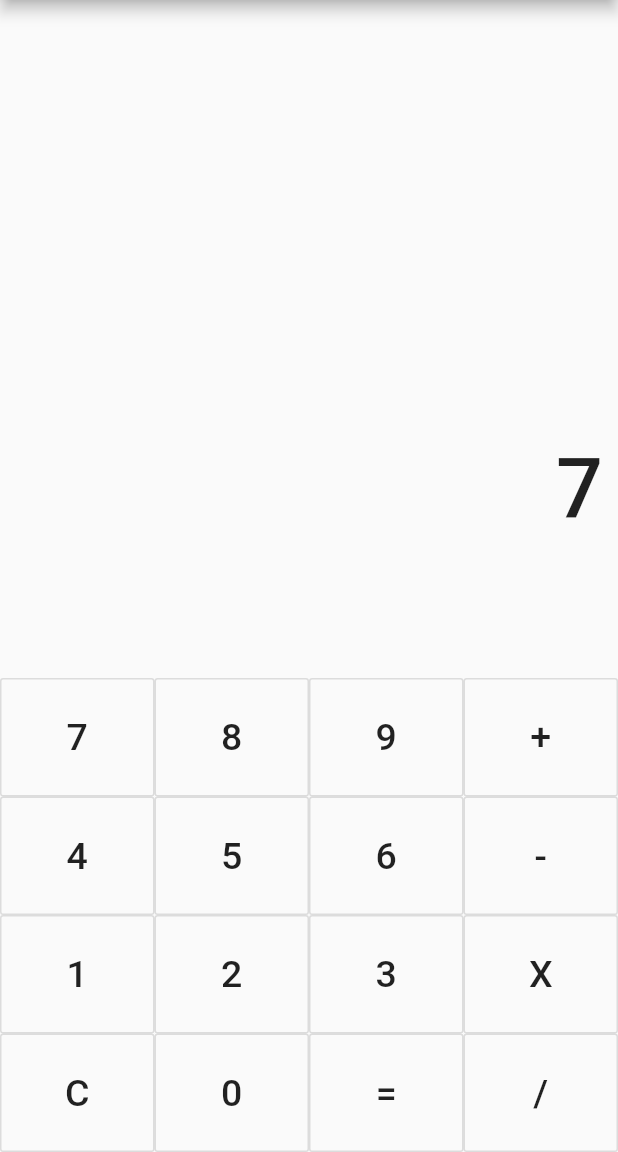
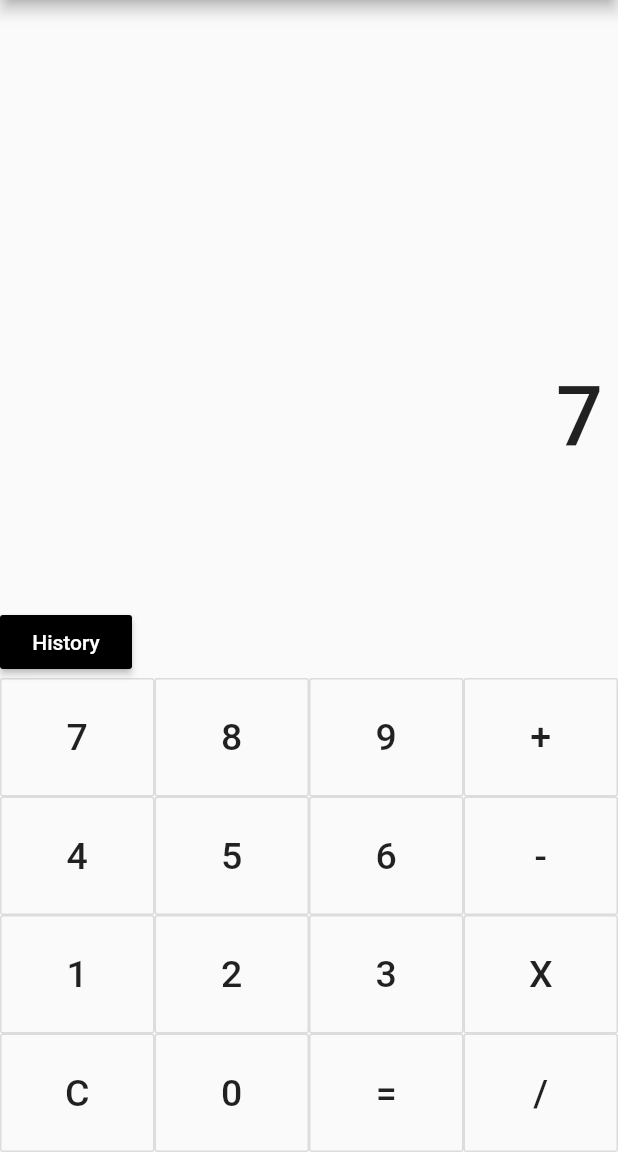
Before and after one commit to ReahaanSheriff/flutter_calculator, a Flutter app: the screen it shows after launch, after a tap on an icon or button, on a phone screen of 412 x 824 dp, the part 84-1236 px from its top. Run offline on Flutter 3.47's test engine with Material 2 defaults, Android fonts, the phone set to English and light mode, and no system bars; our stand-ins replace math_expressions.

Commit message:
added history button

```diff
--- a/lib/main.dart
+++ b/lib/main.dart
@@ -1,3 +1,4 @@
+//import 'dart:html';
 import 'package:flutter/material.dart';
 import 'package:math_expressions/math_expressions.dart';
 
@@ -65,6 +66,46 @@ class _HomePageState extends State<HomePage> {
                 ),
               ],
             ),
+            // Row(
+            //   children: <Widget>[
+            //     Expanded(
+            //       child: Container(
+            //         padding: EdgeInsets.all(10.0),
+            //         alignment: Alignment.bottomRight,
+            //         child: Text(
+            //           history,
+            //           style: TextStyle(
+            //             fontSize: 55.0,
+            //             fontWeight: FontWeight.w500,
+            //           ),
+            //         ),
+            //       ),
+            //     ),
+            //   ],
+            // ),
+            Row(
+              children: <Widget>[
+                Center(
+                  child: RaisedButton(
+                    child: Text(
+                      'History',
+                      style: TextStyle(
+                        color: Colors.white,
+                      ),
+                    ),
+                    color: Colors.black,
+                    onPressed: () {
+                      history = his;
+                      showDialog(
+                        context: context,
+                        builder: (BuildContext context) =>
+                            _buildPopupDialog(context),
+                      );
+                    },
+                  ),
+                ),
+              ],
+            ),
             Row(
               children: <Widget>[
                 // ignore: deprecated_member_use
@@ -108,6 +149,30 @@ class _HomePageState extends State<HomePage> {
     );
   }
 
+  Widget _buildPopupDialog(BuildContext context) {
+    return new AlertDialog(
+      title: const Text('History'),
+      content: new Column(
+        mainAxisSize: MainAxisSize.min,
+        crossAxisAlignment: CrossAxisAlignment.start,
+        children: <Widget>[
+          Text(history),
+        ],
+      ),
+      actions: <Widget>[
+        //customOutlineButton("His"),
+        new FlatButton(
+          onPressed: () {
+            history = his;
+            Navigator.of(context).pop();
+          },
+          textColor: Theme.of(context).primaryColor,
+          child: const Text('Close'),
+        ),
+      ],
+    );
+  }
+
   Widget customOutlineButton(String val) {
     return Expanded(
       child: OutlineButton(
@@ -121,6 +186,8 @@ class _HomePageState extends State<HomePage> {
     );
   }
 
+  String history = "";
+  String his = "";
   String equation = "";
   String result = "";
   String expression = "";
@@ -132,15 +199,20 @@ class _HomePageState extends State<HomePage> {
       } else if (btext == "=") {
         expression = equation;
         expression = expression.replaceAll("X", "*");
+        his = his + expression.toString() + btext;
 
         try {
           Parser p = new Parser();
           Expression exp = p.parse(expression);
           ContextModel cm = ContextModel();
           result = '${exp.evaluate(EvaluationType.REAL, cm)}';
+          his = his + result.toString() + '\n';
         } catch (e) {
           result = "Error";
+          his = his + result + '\n';
         }
+      } else if (btext == "His") {
+        history = his;
       } else {
         if (equation == "0") {
           equation = btext;
```
